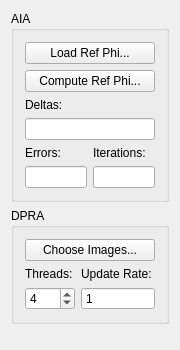
This is App_DPRA/dprawidget.ui in TWANG006/G-LS3U as Qt 5 draws it before an edit. The edited form follows.
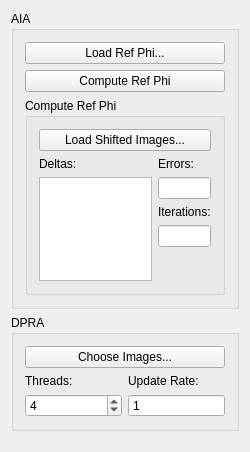
This is the edited form.

Patch:
```diff
--- a/App_DPRA/dprawidget.ui
+++ b/App_DPRA/dprawidget.ui
@@ -6,8 +6,8 @@
    <rect>
     <x>0</x>
     <y>0</y>
-    <width>180</width>
-    <height>350</height>
+    <width>250</width>
+    <height>452</height>
    </rect>
   </property>
   <property name="sizePolicy">
@@ -16,89 +16,49 @@
     <verstretch>0</verstretch>
    </sizepolicy>
   </property>
+  <property name="minimumSize">
+   <size>
+    <width>250</width>
+    <height>0</height>
+   </size>
+  </property>
   <property name="maximumSize">
    <size>
-    <width>200</width>
+    <width>250</width>
     <height>16777215</height>
    </size>
   </property>
   <property name="windowTitle">
    <string>DPRAWidget</string>
   </property>
-  <layout class="QGridLayout" name="gridLayout_5">
-   <item row="0" column="0">
-    <layout class="QVBoxLayout" name="verticalLayout">
-     <item>
-      <widget class="QGroupBox" name="AIABox">
-       <property name="title">
-        <string>AIA</string>
-       </property>
-       <layout class="QGridLayout" name="gridLayout_3">
-        <item row="0" column="0">
-         <widget class="QPushButton" name="pushButton">
-          <property name="text">
-           <string>Load Ref Phi...</string>
-          </property>
-         </widget>
-        </item>
-        <item row="1" column="0">
-         <widget class="QPushButton" name="pushButton_2">
-          <property name="text">
-           <string>Compute Ref Phi...</string>
-          </property>
-         </widget>
-        </item>
+  <layout class="QGridLayout" name="gridLayout_6">
         <item row="2" column="0">
-         <widget class="QLabel" name="deltasLabel">
-          <property name="text">
-           <string>Deltas:</string>
-          </property>
-         </widget>
-        </item>
-        <item row="3" column="0">
-         <widget class="QLineEdit" name="deltaEdit">
-          <property name="readOnly">
-           <bool>true</bool>
-          </property>
-         </widget>
-        </item>
-        <item row="4" column="0">
-         <layout class="QGridLayout" name="gridLayout">
-          <item row="0" column="0">
-           <widget class="QLabel" name="errLabel">
-            <property name="text">
-             <string>Errors:</string>
-            </property>
-           </widget>
+    <spacer name="verticalSpacer">
+     <property name="orientation">
+      <enum>Qt::Vertical</enum>
+     </property>
+     <property name="sizeHint" stdset="0">
+      <size>
+       <width>20</width>
+       <height>40</height>
+      </size>
+     </property>
+    </spacer>
           </item>
           <item row="1" column="0">
-           <widget class="QLineEdit" name="errorEdit">
-            <property name="readOnly">
-             <bool>true</bool>
-            </property>
-           </widget>
-          </item>
-          <item row="1" column="1">
-           <widget class="QLineEdit" name="itersEdit">
-            <property name="readOnly">
-             <bool>true</bool>
-            </property>
-           </widget>
-          </item>
-          <item row="0" column="1">
-           <widget class="QLabel" name="iterLabel">
-            <property name="text">
-             <string>Iterations:</string>
-            </property>
-           </widget>
-          </item>
-         </layout>
-        </item>
-       </layout>
-      </widget>
-     </item>
-     <item>
       <widget class="QGroupBox" name="DPRABox">
+     <property name="sizePolicy">
+      <sizepolicy hsizetype="Fixed" vsizetype="Preferred">
+       <horstretch>0</horstretch>
+       <verstretch>0</verstretch>
+      </sizepolicy>
+     </property>
+     <property name="maximumSize">
+      <size>
+       <width>232</width>
+       <height>16777215</height>
+      </size>
+     </property>
        <property name="title">
         <string>DPRA</string>
        </property>
@@ -169,10 +129,108 @@
        </layout>
       </widget>
      </item>
-    </layout>
+   <item row="0" column="0">
+    <widget class="QGroupBox" name="AIABox">
+     <property name="sizePolicy">
+      <sizepolicy hsizetype="Fixed" vsizetype="Preferred">
+       <horstretch>0</horstretch>
+       <verstretch>0</verstretch>
+      </sizepolicy>
+     </property>
+     <property name="maximumSize">
+      <size>
+       <width>232</width>
+       <height>16777215</height>
+      </size>
+     </property>
+     <property name="title">
+      <string>AIA</string>
+     </property>
+     <layout class="QGridLayout" name="gridLayout_5">
+      <item row="0" column="0">
+       <widget class="QPushButton" name="pushButton">
+        <property name="text">
+         <string>Load Ref Phi...</string>
+        </property>
+       </widget>
    </item>
    <item row="1" column="0">
-    <spacer name="verticalSpacer">
+       <widget class="QPushButton" name="computePhiButton">
+        <property name="text">
+         <string>Compute Ref Phi</string>
+        </property>
+        <property name="checkable">
+         <bool>true</bool>
+        </property>
+       </widget>
+      </item>
+      <item row="2" column="0">
+       <widget class="QGroupBox" name="computeAIAgroupBox">
+        <property name="enabled">
+         <bool>true</bool>
+        </property>
+        <property name="sizePolicy">
+         <sizepolicy hsizetype="Fixed" vsizetype="Preferred">
+          <horstretch>0</horstretch>
+          <verstretch>0</verstretch>
+         </sizepolicy>
+        </property>
+        <property name="maximumSize">
+         <size>
+          <width>212</width>
+          <height>16777215</height>
+         </size>
+        </property>
+        <property name="title">
+         <string>Compute Ref Phi</string>
+        </property>
+        <layout class="QGridLayout" name="gridLayout">
+         <item row="0" column="0" colspan="2">
+          <widget class="QPushButton" name="loadAIAImgButton">
+           <property name="text">
+            <string>Load Shifted Images...</string>
+           </property>
+          </widget>
+         </item>
+         <item row="1" column="0">
+          <widget class="QLabel" name="deltasLabel">
+           <property name="text">
+            <string>Deltas:</string>
+           </property>
+          </widget>
+         </item>
+         <item row="1" column="1" rowspan="2">
+          <layout class="QVBoxLayout" name="verticalLayout">
+           <item>
+            <widget class="QLabel" name="errLabel">
+             <property name="text">
+              <string>Errors:</string>
+             </property>
+            </widget>
+           </item>
+           <item>
+            <widget class="QLineEdit" name="deltaEdit">
+             <property name="readOnly">
+              <bool>true</bool>
+             </property>
+            </widget>
+           </item>
+           <item>
+            <widget class="QLabel" name="iterLabel">
+             <property name="text">
+              <string>Iterations:</string>
+             </property>
+            </widget>
+           </item>
+           <item>
+            <widget class="QLineEdit" name="itersEdit">
+             <property name="readOnly">
+              <bool>true</bool>
+             </property>
+            </widget>
+           </item>
+           <item>
+            <spacer name="verticalSpacer_2">
      <property name="orientation">
       <enum>Qt::Vertical</enum>
      </property>
@@ -185,7 +243,36 @@
     </spacer>
    </item>
   </layout>
-  <zorder>DPRABox</zorder>
+         </item>
+         <item row="2" column="0">
+          <widget class="QTextEdit" name="textEdit">
+           <property name="sizePolicy">
+            <sizepolicy hsizetype="Minimum" vsizetype="Minimum">
+             <horstretch>0</horstretch>
+             <verstretch>0</verstretch>
+            </sizepolicy>
+           </property>
+           <property name="minimumSize">
+            <size>
+             <width>0</width>
+             <height>104</height>
+            </size>
+           </property>
+           <property name="maximumSize">
+            <size>
+             <width>118</width>
+             <height>104</height>
+            </size>
+           </property>
+          </widget>
+         </item>
+        </layout>
+       </widget>
+      </item>
+     </layout>
+    </widget>
+   </item>
+  </layout>
   <zorder>AIABox</zorder>
   <zorder>verticalSpacer</zorder>
  </widget>
```
Left out of the diff: 29 changed lines with no effect on the pictures. Lines whose indentation alone changed are shown as unchanged.
